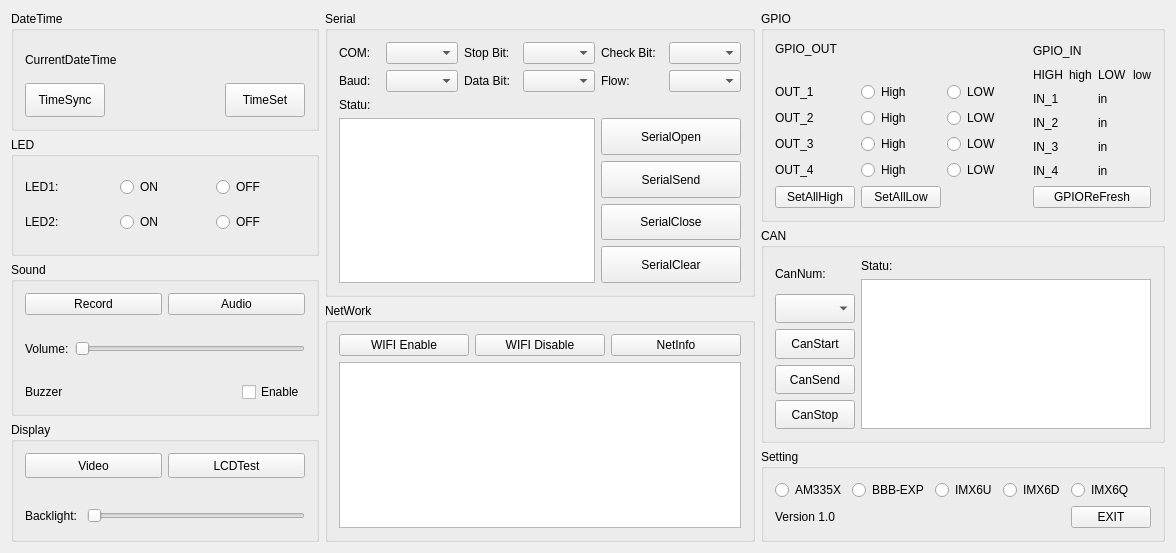
Above: mainwindow.ui from Chipsee/hardwaretest before the change. Below: the same form after it.
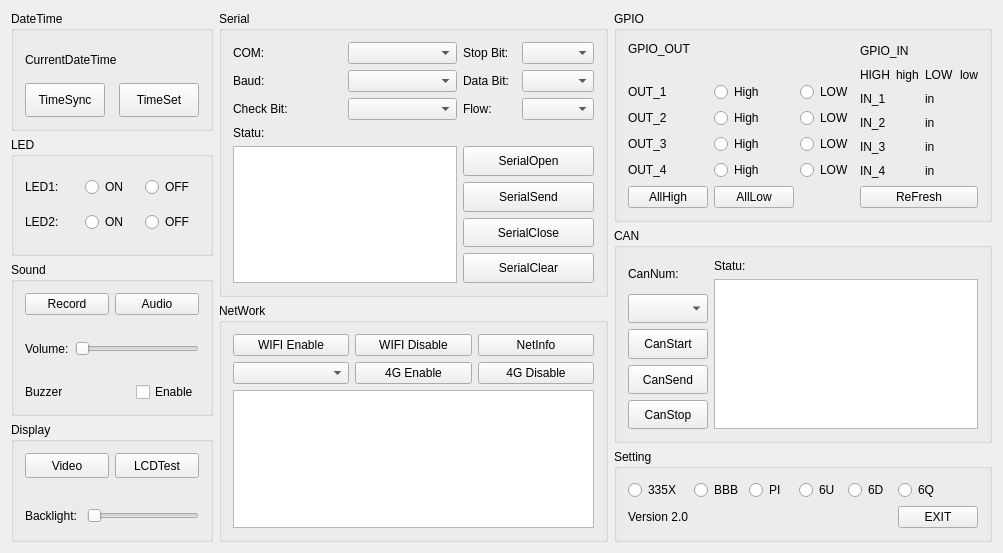
That is the form after the change.

The edit to the form file:
```diff
--- a/mainwindow.ui
+++ b/mainwindow.ui
@@ -6,7 +6,7 @@
    <rect>
     <x>0</x>
     <y>0</y>
-    <width>1176</width>
+    <width>1003</width>
     <height>553</height>
    </rect>
   </property>
@@ -365,20 +365,6 @@
          <string>Serial</string>
         </property>
         <layout class="QGridLayout" name="gridLayout_2">
-         <item row="3" column="0" colspan="2">
-          <layout class="QVBoxLayout" name="verticalLayout_serial_1">
-           <item>
-            <widget class="QLabel" name="label_serial_statu">
-             <property name="text">
-              <string>Statu:</string>
-             </property>
-            </widget>
-           </item>
-           <item>
-            <widget class="QTextBrowser" name="textBrowser_serial_text"/>
-           </item>
-          </layout>
-         </item>
          <item row="0" column="1">
           <layout class="QHBoxLayout" name="horizontalLayout_serial_2">
            <item>
@@ -391,7 +377,7 @@
            <item>
             <widget class="QComboBox" name="comboBox_stopBit">
              <property name="sizePolicy">
-              <sizepolicy hsizetype="Preferred" vsizetype="Preferred">
+              <sizepolicy hsizetype="Minimum" vsizetype="Preferred">
                <horstretch>0</horstretch>
                <verstretch>0</verstretch>
               </sizepolicy>
@@ -412,7 +398,7 @@
            <item>
             <widget class="QComboBox" name="comboBox_baud">
              <property name="sizePolicy">
-              <sizepolicy hsizetype="Preferred" vsizetype="Preferred">
+              <sizepolicy hsizetype="Minimum" vsizetype="Preferred">
                <horstretch>0</horstretch>
                <verstretch>0</verstretch>
               </sizepolicy>
@@ -433,7 +419,7 @@
            <item>
             <widget class="QComboBox" name="comboBox_com">
              <property name="sizePolicy">
-              <sizepolicy hsizetype="Preferred" vsizetype="Preferred">
+              <sizepolicy hsizetype="Minimum" vsizetype="Preferred">
                <horstretch>0</horstretch>
                <verstretch>0</verstretch>
               </sizepolicy>
@@ -442,7 +428,84 @@
            </item>
           </layout>
          </item>
-         <item row="3" column="2">
+         <item row="1" column="1">
+          <layout class="QHBoxLayout" name="horizontalLayout_serial_5">
+           <item>
+            <widget class="QLabel" name="label_dataBit">
+             <property name="text">
+              <string>Data Bit:  </string>
+             </property>
+            </widget>
+           </item>
+           <item>
+            <widget class="QComboBox" name="comboBox_dataBit">
+             <property name="sizePolicy">
+              <sizepolicy hsizetype="Minimum" vsizetype="Preferred">
+               <horstretch>0</horstretch>
+               <verstretch>0</verstretch>
+              </sizepolicy>
+             </property>
+            </widget>
+           </item>
+          </layout>
+         </item>
+         <item row="2" column="0">
+          <layout class="QHBoxLayout" name="horizontalLayout_serial_3">
+           <item>
+            <widget class="QLabel" name="label_checkBit">
+             <property name="text">
+              <string>Check Bit:  </string>
+             </property>
+            </widget>
+           </item>
+           <item>
+            <widget class="QComboBox" name="comboBox_checkBit">
+             <property name="sizePolicy">
+              <sizepolicy hsizetype="Minimum" vsizetype="Preferred">
+               <horstretch>0</horstretch>
+               <verstretch>0</verstretch>
+              </sizepolicy>
+             </property>
+            </widget>
+           </item>
+          </layout>
+         </item>
+         <item row="2" column="1">
+          <layout class="QHBoxLayout" name="horizontalLayout_serial_6">
+           <item>
+            <widget class="QLabel" name="label_flow">
+             <property name="text">
+              <string>Flow:  </string>
+             </property>
+            </widget>
+           </item>
+           <item>
+            <widget class="QComboBox" name="comboBox_flow">
+             <property name="sizePolicy">
+              <sizepolicy hsizetype="Minimum" vsizetype="Preferred">
+               <horstretch>0</horstretch>
+               <verstretch>0</verstretch>
+              </sizepolicy>
+             </property>
+            </widget>
+           </item>
+          </layout>
+         </item>
+         <item row="3" column="0">
+          <layout class="QVBoxLayout" name="verticalLayout_serial_1">
+           <item>
+            <widget class="QLabel" name="label_serial_statu">
+             <property name="text">
+              <string>Statu:</string>
+             </property>
+            </widget>
+           </item>
+           <item>
+            <widget class="QTextBrowser" name="textBrowser_serial_text"/>
+           </item>
+          </layout>
+         </item>
+         <item row="3" column="1">
           <layout class="QVBoxLayout" name="verticalLayout_serial_2">
            <item>
             <spacer name="horizontalSpacer_serial_1">
@@ -511,69 +574,6 @@
            </item>
           </layout>
          </item>
-         <item row="0" column="2">
-          <layout class="QHBoxLayout" name="horizontalLayout_serial_3">
-           <item>
-            <widget class="QLabel" name="label_checkBit">
-             <property name="text">
-              <string>Check Bit:  </string>
-             </property>
-            </widget>
-           </item>
-           <item>
-            <widget class="QComboBox" name="comboBox_checkBit">
-             <property name="sizePolicy">
-              <sizepolicy hsizetype="Preferred" vsizetype="Preferred">
-               <horstretch>0</horstretch>
-               <verstretch>0</verstretch>
-              </sizepolicy>
-             </property>
-            </widget>
-           </item>
-          </layout>
-         </item>
-         <item row="1" column="2">
-          <layout class="QHBoxLayout" name="horizontalLayout_serial_6">
-           <item>
-            <widget class="QLabel" name="label_flow">
-             <property name="text">
-              <string>Flow:  </string>
-             </property>
-            </widget>
-           </item>
-           <item>
-            <widget class="QComboBox" name="comboBox_flow">
-             <property name="sizePolicy">
-              <sizepolicy hsizetype="Preferred" vsizetype="Preferred">
-               <horstretch>0</horstretch>
-               <verstretch>0</verstretch>
-              </sizepolicy>
-             </property>
-            </widget>
-           </item>
-          </layout>
-         </item>
-         <item row="1" column="1">
-          <layout class="QHBoxLayout" name="horizontalLayout_serial_5">
-           <item>
-            <widget class="QLabel" name="label_dataBit">
-             <property name="text">
-              <string>Data Bit:  </string>
-             </property>
-            </widget>
-           </item>
-           <item>
-            <widget class="QComboBox" name="comboBox_dataBit">
-             <property name="sizePolicy">
-              <sizepolicy hsizetype="Preferred" vsizetype="Preferred">
-               <horstretch>0</horstretch>
-               <verstretch>0</verstretch>
-              </sizepolicy>
-             </property>
-            </widget>
-           </item>
-          </layout>
-         </item>
         </layout>
        </widget>
       </item>
@@ -584,45 +584,89 @@
         </property>
         <layout class="QVBoxLayout" name="verticalLayout_13">
          <item>
-          <layout class="QHBoxLayout" name="horizontalLayout_network_1">
+          <layout class="QVBoxLayout" name="verticalLayout_N4G">
            <item>
-            <widget class="QPushButton" name="pushButton_wifiEnable">
-             <property name="sizePolicy">
-              <sizepolicy hsizetype="Minimum" vsizetype="Preferred">
-               <horstretch>0</horstretch>
-               <verstretch>0</verstretch>
-              </sizepolicy>
-             </property>
-             <property name="text">
-              <string>WIFI Enable</string>
-             </property>
-            </widget>
+            <layout class="QHBoxLayout" name="horizontalLayout_WIFI">
+             <item>
+              <widget class="QPushButton" name="pushButton_wifiEnable">
+               <property name="sizePolicy">
+                <sizepolicy hsizetype="Minimum" vsizetype="Preferred">
+                 <horstretch>0</horstretch>
+                 <verstretch>0</verstretch>
+                </sizepolicy>
+               </property>
+               <property name="text">
+                <string>WIFI Enable</string>
+               </property>
+              </widget>
+             </item>
+             <item>
+              <widget class="QPushButton" name="pushButton_wifiDisable">
+               <property name="sizePolicy">
+                <sizepolicy hsizetype="Minimum" vsizetype="Preferred">
+                 <horstretch>0</horstretch>
+                 <verstretch>0</verstretch>
+                </sizepolicy>
+               </property>
+               <property name="text">
+                <string>WIFI Disable</string>
+               </property>
+              </widget>
+             </item>
+             <item>
+              <widget class="QPushButton" name="pushButton_netInfo">
+               <property name="sizePolicy">
+                <sizepolicy hsizetype="Minimum" vsizetype="Preferred">
+                 <horstretch>0</horstretch>
+                 <verstretch>0</verstretch>
+                </sizepolicy>
+               </property>
+               <property name="text">
+                <string>NetInfo</string>
+               </property>
+              </widget>
+             </item>
+            </layout>
            </item>
            <item>
-            <widget class="QPushButton" name="pushButton_wifiDisable">
-             <property name="sizePolicy">
-              <sizepolicy hsizetype="Minimum" vsizetype="Preferred">
-               <horstretch>0</horstretch>
-               <verstretch>0</verstretch>
-              </sizepolicy>
-             </property>
-             <property name="text">
-              <string>WIFI Disable</string>
-             </property>
-            </widget>
-           </item>
-           <item>
-            <widget class="QPushButton" name="pushButton_netInfo">
-             <property name="sizePolicy">
-              <sizepolicy hsizetype="Minimum" vsizetype="Preferred">
-               <horstretch>0</horstretch>
-               <verstretch>0</verstretch>
-              </sizepolicy>
-             </property>
-             <property name="text">
-              <string>NetInfo</string>
-             </property>
-            </widget>
+            <layout class="QHBoxLayout" name="horizontalLayout_4G">
+             <item>
+              <widget class="QComboBox" name="comboBox_4g">
+               <property name="sizePolicy">
+                <sizepolicy hsizetype="Minimum" vsizetype="Preferred">
+                 <horstretch>0</horstretch>
+                 <verstretch>0</verstretch>
+                </sizepolicy>
+               </property>
+              </widget>
+             </item>
+             <item>
+              <widget class="QPushButton" name="pushButton_4gEnable">
+               <property name="sizePolicy">
+                <sizepolicy hsizetype="Minimum" vsizetype="Preferred">
+                 <horstretch>0</horstretch>
+                 <verstretch>0</verstretch>
+                </sizepolicy>
+               </property>
+               <property name="text">
+                <string>4G Enable</string>
+               </property>
+              </widget>
+             </item>
+             <item>
+              <widget class="QPushButton" name="pushButton_4gDisable">
+               <property name="sizePolicy">
+                <sizepolicy hsizetype="Minimum" vsizetype="Preferred">
+                 <horstretch>0</horstretch>
+                 <verstretch>0</verstretch>
+                </sizepolicy>
+               </property>
+               <property name="text">
+                <string>4G Disable</string>
+               </property>
+              </widget>
+             </item>
+            </layout>
            </item>
           </layout>
          </item>
@@ -705,6 +749,12 @@
            </item>
            <item row="4" column="0">
             <widget class="QLabel" name="label_out_2">
+             <property name="sizePolicy">
+              <sizepolicy hsizetype="Minimum" vsizetype="Preferred">
+               <horstretch>0</horstretch>
+               <verstretch>0</verstretch>
+              </sizepolicy>
+             </property>
              <property name="text">
               <string>OUT_2</string>
              </property>
@@ -732,6 +782,12 @@
            </item>
            <item row="5" column="0">
             <widget class="QLabel" name="label_out_3">
+             <property name="sizePolicy">
+              <sizepolicy hsizetype="Minimum" vsizetype="Preferred">
+               <horstretch>0</horstretch>
+               <verstretch>0</verstretch>
+              </sizepolicy>
+             </property>
              <property name="text">
               <string>OUT_3</string>
              </property>
@@ -749,6 +805,12 @@
            </item>
            <item row="3" column="0">
             <widget class="QLabel" name="label_out_1">
+             <property name="sizePolicy">
+              <sizepolicy hsizetype="Minimum" vsizetype="Preferred">
+               <horstretch>0</horstretch>
+               <verstretch>0</verstretch>
+              </sizepolicy>
+             </property>
              <property name="text">
               <string>OUT_1</string>
              </property>
@@ -766,6 +828,12 @@
            </item>
            <item row="6" column="0">
             <widget class="QLabel" name="label_out_4">
+             <property name="sizePolicy">
+              <sizepolicy hsizetype="Minimum" vsizetype="Preferred">
+               <horstretch>0</horstretch>
+               <verstretch>0</verstretch>
+              </sizepolicy>
+             </property>
              <property name="text">
               <string>OUT_4</string>
              </property>
@@ -780,7 +848,7 @@
               </sizepolicy>
              </property>
              <property name="text">
-              <string>SetAllHigh</string>
+              <string>AllHigh</string>
              </property>
             </widget>
            </item>
@@ -800,7 +868,7 @@
               </sizepolicy>
              </property>
              <property name="text">
-              <string>SetAllLow</string>
+              <string>AllLow</string>
              </property>
             </widget>
            </item>
@@ -819,19 +887,6 @@
            </item>
           </layout>
          </item>
-         <item>
-          <spacer name="verticalSpacer_gpio_1">
-           <property name="orientation">
-            <enum>Qt::Vertical</enum>
-           </property>
-           <property name="sizeHint" stdset="0">
-            <size>
-             <width>20</width>
-             <height>40</height>
-            </size>
-           </property>
-          </spacer>
-         </item>
          <item>
           <layout class="QGridLayout" name="gridLayout_gpio_2">
            <item row="1" column="0">
@@ -935,7 +990,7 @@
               </sizepolicy>
              </property>
              <property name="text">
-              <string>GPIOReFresh</string>
+              <string>ReFresh</string>
              </property>
             </widget>
            </item>
@@ -1061,27 +1116,27 @@
             </sizepolicy>
            </property>
            <property name="text">
-            <string>BBB-EXP</string>
+            <string>BBB</string>
            </property>
            <attribute name="buttonGroup">
             <string notr="true">buttonGroup_board</string>
            </attribute>
           </widget>
          </item>
-         <item row="0" column="3">
-          <widget class="QRadioButton" name="radioButton_imx6u">
-           <property name="sizePolicy">
-            <sizepolicy hsizetype="Minimum" vsizetype="Preferred">
-             <horstretch>0</horstretch>
-             <verstretch>0</verstretch>
-            </sizepolicy>
-           </property>
-           <property name="text">
-            <string>IMX6U</string>
-           </property>
-          </widget>
-         </item>
          <item row="0" column="4">
+          <widget class="QRadioButton" name="radioButton_imx6u">
+           <property name="sizePolicy">
+            <sizepolicy hsizetype="Minimum" vsizetype="Preferred">
+             <horstretch>0</horstretch>
+             <verstretch>0</verstretch>
+            </sizepolicy>
+           </property>
+           <property name="text">
+            <string>6U</string>
+           </property>
+          </widget>
+         </item>
+         <item row="0" column="5">
           <widget class="QRadioButton" name="radioButton_imx6d">
            <property name="sizePolicy">
             <sizepolicy hsizetype="Minimum" vsizetype="Preferred">
@@ -1090,7 +1145,7 @@
             </sizepolicy>
            </property>
            <property name="text">
-            <string>IMX6D</string>
+            <string>6D</string>
            </property>
            <attribute name="buttonGroup">
             <string notr="true">buttonGroup_board</string>
@@ -1106,7 +1161,7 @@
             </sizepolicy>
            </property>
            <property name="text">
-            <string>AM335X</string>
+            <string>335X</string>
            </property>
            <attribute name="buttonGroup">
             <string notr="true">buttonGroup_board</string>
@@ -1122,11 +1177,11 @@
             </sizepolicy>
            </property>
            <property name="text">
-            <string>Version 1.0</string>
+            <string>Version 2.0</string>
            </property>
           </widget>
          </item>
-         <item row="0" column="5">
+         <item row="0" column="7">
           <widget class="QRadioButton" name="radioButton_imx6q">
            <property name="sizePolicy">
             <sizepolicy hsizetype="Minimum" vsizetype="Preferred">
@@ -1135,14 +1190,14 @@
             </sizepolicy>
            </property>
            <property name="text">
-            <string>IMX6Q</string>
+            <string>6Q</string>
            </property>
            <attribute name="buttonGroup">
             <string notr="true">buttonGroup_board</string>
            </attribute>
           </widget>
          </item>
-         <item row="2" column="5">
+         <item row="2" column="7">
           <widget class="QPushButton" name="pushButton_exit">
            <property name="sizePolicy">
             <sizepolicy hsizetype="Minimum" vsizetype="Preferred">
@@ -1155,6 +1210,16 @@
            </property>
           </widget>
          </item>
+         <item row="0" column="3">
+          <widget class="QRadioButton" name="radioButton_pi">
+           <property name="text">
+            <string>PI</string>
+           </property>
+           <attribute name="buttonGroup">
+            <string notr="true">buttonGroup_board</string>
+           </attribute>
+          </widget>
+         </item>
         </layout>
        </widget>
       </item>
```
Left out of the diff: 12 changed lines with no effect on the pictures.
